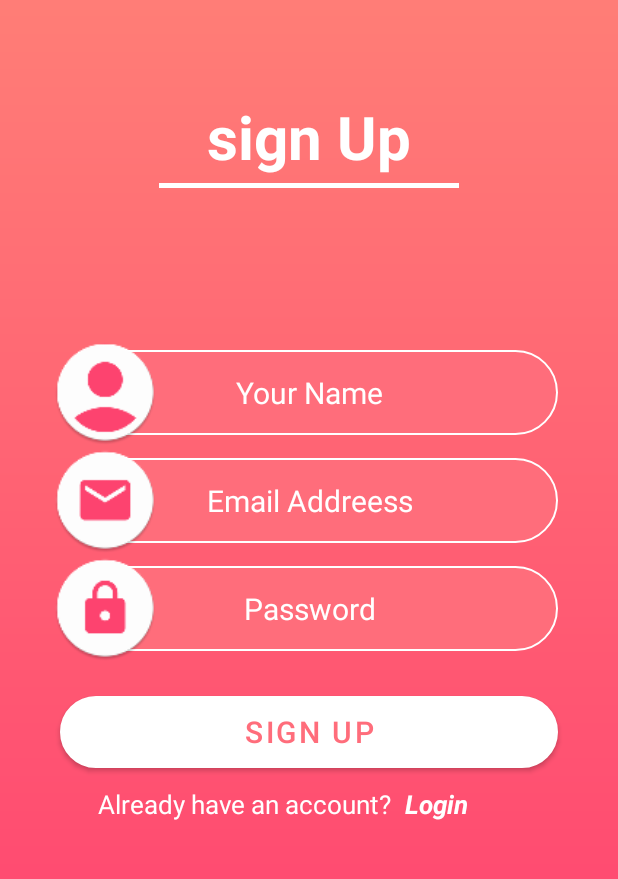
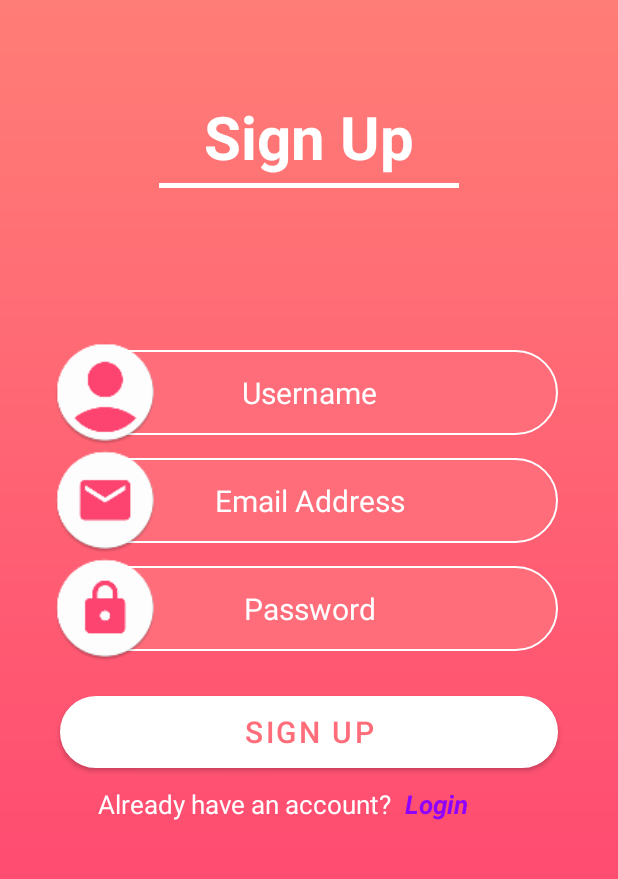
Before and after one commit to hady-o/Instagram, an Android app: the SignUpActivity screen opened directly, with no data from a screen before it, on a phone screen of 412 x 824 dp, the part 222-1101 px from its top. Run offline under Robolectric (Android 15) with nearby library versions, the phone set to English and light mode, and no system bars.

Commit message:
XML Modifications

```diff
--- a/app/build.gradle
+++ b/app/build.gradle
@@ -32,9 +32,9 @@ android {
 
 dependencies {
 
-    implementation 'androidx.appcompat:appcompat:1.3.0'
-    implementation 'com.google.android.material:material:1.4.0'
-    implementation 'androidx.constraintlayout:constraintlayout:2.0.4'
+    implementation 'androidx.appcompat:appcompat:1.5.0'
+    implementation 'com.google.android.material:material:1.6.1'
+    implementation 'androidx.constraintlayout:constraintlayout:2.1.4'
     testImplementation 'junit:junit:4.13.2'
     androidTestImplementation 'androidx.test.ext:junit:1.1.3'
     androidTestImplementation 'androidx.test.espresso:espresso-core:3.4.0'
--- a/app/src/main/res/layout/activity_main.xml
+++ b/app/src/main/res/layout/activity_main.xml
@@ -61,8 +61,8 @@
         android:layout_height="wrap_content"
         android:layout_marginTop="640dp"
         android:gravity="center"
-        android:text="Developed by Hadi"
-        android:textColor="@color/white"
+        android:text="@string/developed_by_hadi"
+        android:textColor="@color/violet"
         android:textSize="25sp"
         android:textStyle="bold|italic"
         app:layout_constraintEnd_toEndOf="parent"
--- a/app/src/main/res/layout/activity_sign_up.xml
+++ b/app/src/main/res/layout/activity_sign_up.xml
@@ -69,12 +69,13 @@
         android:background="@drawable/edit_text_draw"
         android:ems="10"
         android:gravity="center_horizontal"
-        android:hint="Your Name"
+        android:hint="@string/username"
         android:inputType="textPersonName"
         android:textAlignment="center"
         android:textColor="@color/white"
         android:textColorHint="@color/white"
         android:textSize="20sp"
+        android:textCursorDrawable="@null"
         app:layout_constraintEnd_toEndOf="parent"
         app:layout_constraintHorizontal_bias="0.561"
         app:layout_constraintStart_toStartOf="parent"
@@ -105,12 +106,13 @@
         android:background="@drawable/edit_text_draw"
         android:ems="10"
         android:gravity="center_horizontal"
-        android:hint="Email Addreess"
+        android:hint="@string/email_address"
         android:inputType="textPersonName"
         android:textAlignment="center"
         android:textColor="@color/white"
         android:textColorHint="@color/white"
         android:textSize="20sp"
+        android:textCursorDrawable="@null"
         app:layout_constraintEnd_toEndOf="parent"
         app:layout_constraintHorizontal_bias="0.561"
         app:layout_constraintStart_toStartOf="parent"
@@ -139,12 +141,13 @@
         android:background="@drawable/edit_text_draw"
         android:ems="10"
         android:gravity="center_horizontal"
-        android:hint="Password"
+        android:hint="@string/password"
         android:inputType="textPassword"
         android:textAlignment="center"
         android:textColor="@color/white"
         android:textColorHint="@color/white"
         android:textSize="20sp"
+        android:textCursorDrawable="@null"
         app:layout_constraintEnd_toEndOf="parent"
         app:layout_constraintHorizontal_bias="0.561"
         app:layout_constraintStart_toStartOf="parent"
@@ -171,7 +174,7 @@
         android:layout_marginTop="30dp"
         android:layout_marginRight="40dp"
         android:background="@drawable/button_shape"
-        android:text="Sign Up"
+        android:text="@string/sign_up"
         android:textColor="@color/editText_color1"
         android:textSize="20sp"
         app:backgroundTint="@null"
@@ -199,8 +202,8 @@
         android:layout_marginStart="270dp"
         android:layout_marginTop="12dp"
         android:textStyle="bold|italic"
-        android:text="Login"
-        android:textColor="@color/white"
+        android:text="@string/login"
+        android:textColor="@color/violet"
         android:textSize="17sp"
         app:layout_constraintStart_toStartOf="parent"
         app:layout_constraintTop_toBottomOf="@+id/signUpButtonId" />
@@ -210,7 +213,7 @@
         android:layout_width="wrap_content"
         android:layout_height="wrap_content"
         android:layout_marginTop="64dp"
-        android:text="sign Up"
+        android:text="@string/sign_up"
         android:textColor="@color/white"
         android:textSize="40sp"
         android:textStyle="bold"
--- a/app/src/main/res/values/colors.xml
+++ b/app/src/main/res/values/colors.xml
@@ -12,4 +12,5 @@
     <color name="editText_color1">#ff6d7b</color>
     <color name="yellow">#FFC107</color>
     <color name="logo_background">#ff8c85</color>
+    <color name="violet">#8F00FF</color>
 </resources>
--- a/app/src/main/res/values/strings.xml
+++ b/app/src/main/res/values/strings.xml
@@ -1,4 +1,14 @@
 <resources>
     <string name="app_name">Instagram</string>
+    <string name="username">Username</string>
     <string name="app_slogan">Always Ready</string>
+    <string name="login">Login</string>
+    <string name="forgot_password">Forgot Password?</string>
+    <string name="developed_by_hadi">Developed by Hadi</string>
+    <string name="password">Password</string>
+    <string name="sign_up_now">Sign up now</string>
+    <string name="sign_up">Sign Up</string>
+    <string name="email_address">Email Address</string>
+    <string name="with_no_account">Don\'t have an account?</string>
+    <string name="already_have_account">Already have an account?</string>
 </resources>
--- a/build.gradle
+++ b/build.gradle
@@ -1,7 +1,7 @@
 // Top-level build file where you can add configuration options common to all sub-projects/modules.
 plugins {
-    id 'com.android.application' version '7.2.2' apply false
-    id 'com.android.library' version '7.2.2' apply false
+    id 'com.android.application' version '7.1.1' apply false
+    id 'com.android.library' version '7.1.1' apply false
 }
 
 task clean(type: Delete) {
```
Also changed, not shown: app/src/main/res/layout/activity_log_in.xml (+9 -7 lines), gradle/wrapper/gradle-wrapper.properties.
